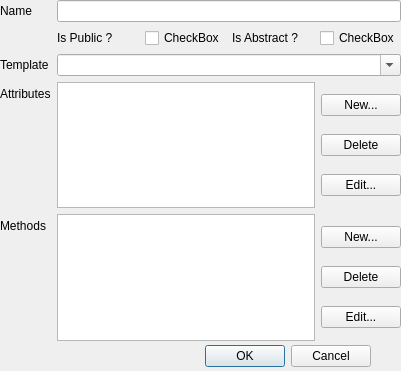
AvaN0x/IUT-UMLDesigner, file newclass.ui: the form before one commit.
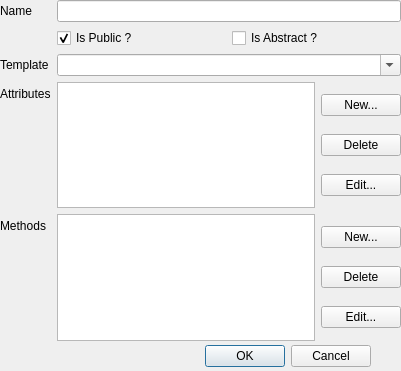
The form after the commit.

Patch:
```diff
--- a/newclass.ui
+++ b/newclass.ui
@@ -58,31 +58,20 @@
     </item>
     <item row="1" column="1">
      <layout class="QHBoxLayout" name="horizontalLayout_3">
-      <item>
-       <widget class="QLabel" name="label_7">
-        <property name="text">
-         <string>Is Public ?</string>
-        </property>
-       </widget>
-      </item>
       <item>
        <widget class="QCheckBox" name="cb_public">
         <property name="text">
-         <string>CheckBox</string>
+         <string>Is Public ?</string>
         </property>
-       </widget>
-      </item>
-      <item>
-       <widget class="QLabel" name="label_6">
-        <property name="text">
-         <string>Is Abstract ?</string>
+        <property name="checked">
+         <bool>true</bool>
         </property>
        </widget>
       </item>
       <item>
        <widget class="QCheckBox" name="cb_abstract">
         <property name="text">
-         <string>CheckBox</string>
+         <string>Is Abstract ?</string>
         </property>
        </widget>
       </item>
```
